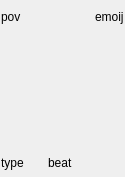
zkovari/plotlyst, file ui/scene_card.ui: the form before one commit.
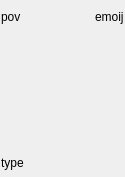
The form after the commit. Custom widgets are drawn as their Qt base class.

```diff
--- a/ui/scene_card.ui
+++ b/ui/scene_card.ui
@@ -49,7 +49,7 @@
      <property name="spacing">
       <number>2</number>
      </property>
-     <item alignment="Qt::AlignLeft">
+     <item>
       <widget class="QLabel" name="lblPov">
        <property name="minimumSize">
         <size>
@@ -134,7 +134,7 @@
      <property name="maximumSize">
       <size>
        <width>16777215</width>
-       <height>50</height>
+       <height>30</height>
       </size>
      </property>
      <property name="styleSheet">
@@ -156,7 +156,7 @@
         <x>0</x>
         <y>0</y>
         <width>123</width>
-        <height>50</height>
+        <height>30</height>
        </rect>
       </property>
       <property name="styleSheet">
@@ -211,42 +211,6 @@
        </property>
       </widget>
      </item>
-     <item>
-      <spacer name="horizontalSpacer">
-       <property name="orientation">
-        <enum>Qt::Horizontal</enum>
-       </property>
-       <property name="sizeHint" stdset="0">
-        <size>
-         <width>40</width>
-         <height>20</height>
-        </size>
-       </property>
-      </spacer>
-     </item>
-     <item>
-      <widget class="QLabel" name="lblBeat">
-       <property name="text">
-        <string>beat</string>
-       </property>
-       <property name="wordWrap">
-        <bool>true</bool>
-       </property>
-      </widget>
-     </item>
-     <item>
-      <spacer name="horizontalSpacer_2">
-       <property name="orientation">
-        <enum>Qt::Horizontal</enum>
-       </property>
-       <property name="sizeHint" stdset="0">
-        <size>
-         <width>40</width>
-         <height>20</height>
-        </size>
-       </property>
-      </spacer>
-     </item>
      <item>
       <widget class="QToolButton" name="btnComments">
        <property name="cursor">
```
